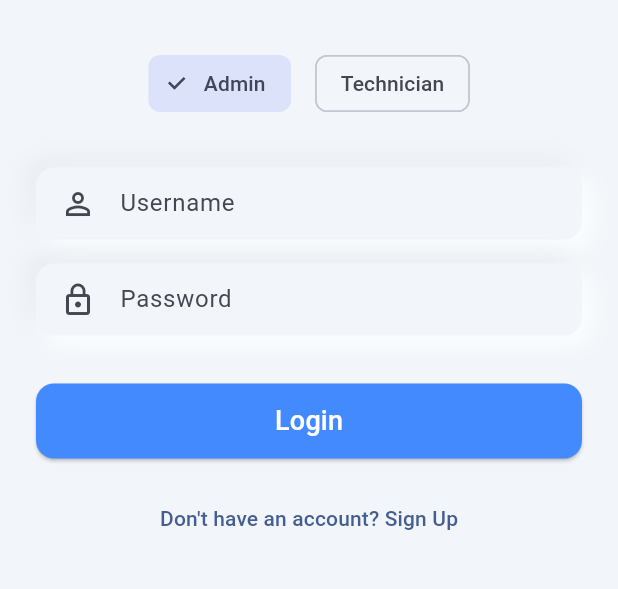
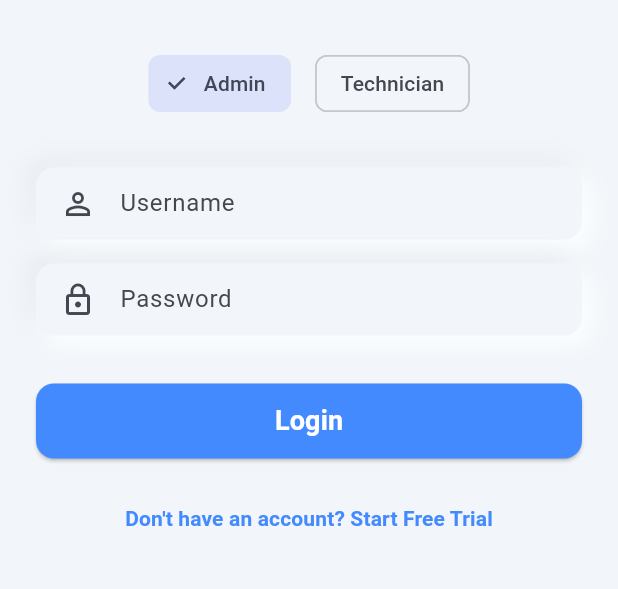
Before and after one commit to whoisadheep/GridCRM, a Flutter app: the screen it shows after launch, on a phone screen of 412 x 824 dp, the part 470-1059 px from its top. Run offline on Flutter 3.47's test engine with Material 3 defaults, Android fonts, the phone set to English and light mode, and no system bars; drawn by our look-alikes of clay_containers; our stand-ins replace cloud_firestore, connectivity_plus, dio, firebase_auth, firebase_core, firebase_messaging and 5 more; accounts and stored records are empty.

Commit message:
Redesign Sign Up page to be visually distinct from Login

```diff
--- a/app/lib/ui/screens/login_screen.dart
+++ b/app/lib/ui/screens/login_screen.dart
@@ -116,6 +116,15 @@ class _LoginScreenState extends ConsumerState<LoginScreen> {
     }
   }
 
+  void _toggleSignUp() {
+    setState(() {
+      _isSignUp = !_isSignUp;
+      if (_isSignUp) {
+        _isAdmin = true;
+      }
+    });
+  }
+
   @override
   Widget build(BuildContext context) {
     final baseColor = Theme.of(context).scaffoldBackgroundColor;
@@ -137,11 +146,28 @@ class _LoginScreenState extends ConsumerState<LoginScreen> {
                   child: const Icon(Icons.grid_on, size: 50, color: Colors.blueAccent),
                 ),
                 const SizedBox(height: 32),
+
+                if (_isSignUp) ...[
+                  const Text(
+                    'Start Your Free Trial',
+                    style: TextStyle(fontSize: 28, fontWeight: FontWeight.bold),
+                  ),
+                  const SizedBox(height: 8),
+                  Text(
+                    'Create an admin account to get full access free for 3 days.',
+                    textAlign: TextAlign.center,
+                    style: TextStyle(fontSize: 14, color: Colors.grey[600]),
+                  ),
+                ] else ...[
                   const Text(
                     'Grid CRM',
                     style: TextStyle(fontSize: 28, fontWeight: FontWeight.bold),
                   ),
+                ],
+
                 const SizedBox(height: 32),
+
+                if (!_isSignUp) ...[
                   Row(
                     mainAxisAlignment: MainAxisAlignment.center,
                     children: [
@@ -159,6 +185,7 @@ class _LoginScreenState extends ConsumerState<LoginScreen> {
                     ],
                   ),
                   const SizedBox(height: 32),
+                ],
 
                 if (_isAdmin) ...[
                   ClayContainer(
@@ -241,17 +268,26 @@ class _LoginScreenState extends ConsumerState<LoginScreen> {
                         height: 50,
                         child: ElevatedButton(
                           style: ElevatedButton.styleFrom(
-                            backgroundColor: Colors.blueAccent,
+                            backgroundColor: _isSignUp ? Colors.green : Colors.blueAccent,
                             shape: RoundedRectangleBorder(borderRadius: BorderRadius.circular(12)),
                           ),
                           onPressed: _authenticate,
-                          child: Text(_isSignUp ? 'Create Account' : 'Login', style: const TextStyle(fontSize: 18, color: Colors.white)),
+                          child: Text(
+                            _isSignUp ? 'Start 3-Day Free Trial' : 'Login',
+                            style: const TextStyle(fontSize: 18, color: Colors.white, fontWeight: FontWeight.bold)
+                          ),
                         ),
                       ),
                 const SizedBox(height: 16),
                 TextButton(
-                  onPressed: () => setState(() => _isSignUp = !_isSignUp),
-                  child: Text(_isSignUp ? 'Already have an account? Log in' : "Don't have an account? Sign Up"),
+                  onPressed: _toggleSignUp,
+                  child: Text(
+                    _isSignUp ? 'Already have an account? Log in' : "Don't have an account? Start Free Trial",
+                    style: TextStyle(
+                      color: _isSignUp ? Colors.grey[700] : Colors.blueAccent,
+                      fontWeight: FontWeight.w600,
+                    ),
+                  ),
                 ),
               ],
             ),
```
Lines whose indentation alone changed are shown as unchanged.
